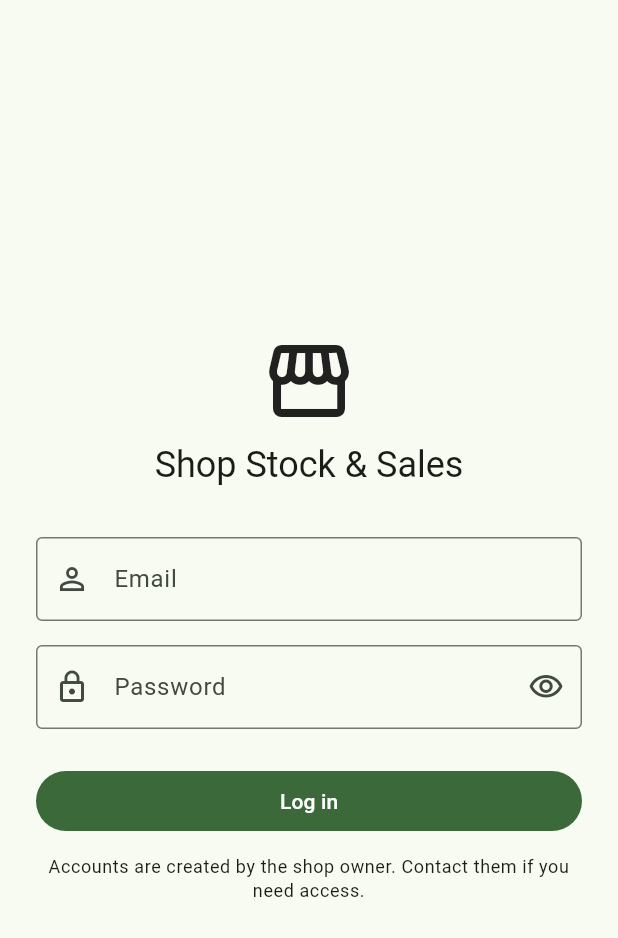
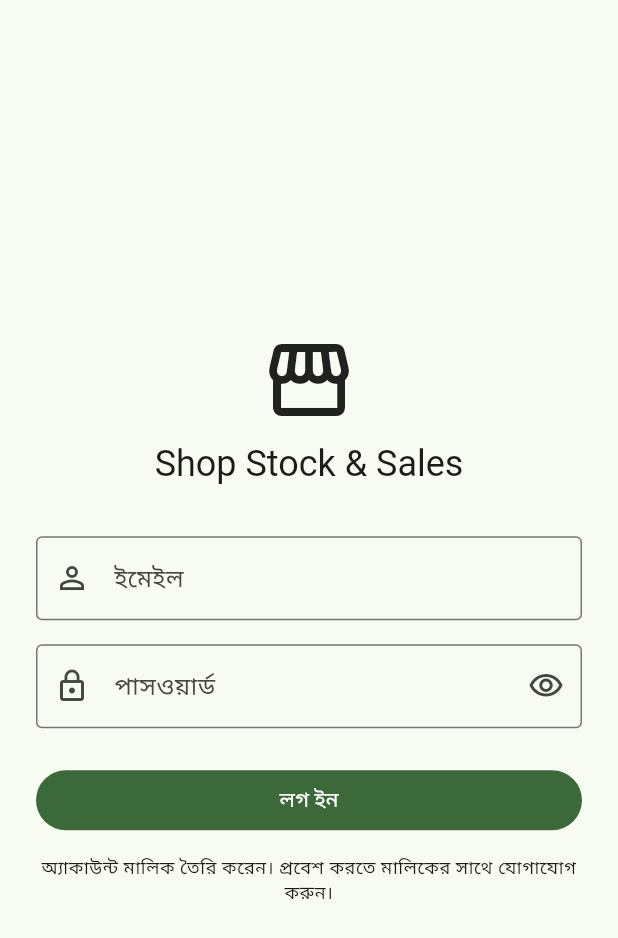
Before and after one commit to akikto/shop-stock-app, a Flutter app: the screen it shows after launch, on a phone screen of 412 x 824 dp. Shown: the top 938 px of the screen. Run offline on Flutter 3.47's test engine with Material 3 defaults, Android fonts, the phone set to English and light mode, and no system bars; our stand-ins replace cached_network_image, flutter_image_compress, flutter_riverpod, go_router, image_picker, supabase_flutter; accounts and stored records are empty; statements that could not run were skipped.

Commit message:
Fix Bengali labels and gitignore

```diff
--- a/lib/core/localization/app_strings.dart
+++ b/lib/core/localization/app_strings.dart
@@ -60,4 +60,25 @@ class AppStrings {
   static const somethingWentWrong = 'কিছু ভুল হয়েছে';
   static const retry = 'আবার চেষ্টা করুন';
   static const loadMore = 'আরও দেখুন';
+
+  // Navigation / screen titles
+  static const home = 'হোম';
+  static const sale = 'বিক্রয়';
+  static const stockIn = 'স্টক';
+  static const history = 'ইতিহাস';
+  static const settings = 'সেটিংস';
+
+  // Auth / login
+  static const appName = 'Shop Stock & Sales';
+  static const email = 'ইমেইল';
+  static const password = 'পাসওয়ার্ড';
+  static const login = 'লগ ইন';
+  static const logout = 'লগ আউট';
+  static const enterEmail = 'আপনার ইমেইল দিন';
+  static const enterPassword = 'আপনার পাসওয়ার্ড দিন';
+  static const accountCreatedByOwner =
+      'অ্যাকাউন্ট মালিক তৈরি করেন। প্রবেশ করতে মালিকের সাথে যোগাযোগ করুন।';
+  static const accountDeactivated =
+      'আপনার অ্যাকাউন্ট নিষ্ক্রিয় করা হয়েছে। মালিকের সাথে যোগাযোগ করুন।';
+  static const role = 'ভূমিকা';
 }
--- a/lib/features/auth/presentation/login_screen.dart
+++ b/lib/features/auth/presentation/login_screen.dart
@@ -1,6 +1,7 @@
 import 'package:flutter/material.dart';
 import 'package:flutter_riverpod/flutter_riverpod.dart';
 
+import '../../../core/localization/app_strings.dart';
 import '../../../repositories/auth_repository.dart';
 import '../providers/auth_provider.dart';
 
@@ -45,7 +46,7 @@ class _LoginScreenState extends ConsumerState<LoginScreen> {
     } on AuthException catch (e) {
       setState(() => _errorMessage = e.message);
     } catch (e) {
-      setState(() => _errorMessage = 'Something went wrong. Please try again.');
+      setState(() => _errorMessage = AppStrings.somethingWentWrong);
     } finally {
       if (mounted) setState(() => _isSubmitting = false);
     }
@@ -69,7 +70,7 @@ class _LoginScreenState extends ConsumerState<LoginScreen> {
                     const Icon(Icons.storefront, size: 64),
                     const SizedBox(height: 8),
                     Text(
-                      'Shop Stock & Sales',
+                      AppStrings.appName,
                       textAlign: TextAlign.center,
                       style: Theme.of(context).textTheme.headlineSmall,
                     ),
@@ -95,14 +96,14 @@ class _LoginScreenState extends ConsumerState<LoginScreen> {
                       keyboardType: TextInputType.emailAddress,
                       textInputAction: TextInputAction.next,
                       autocorrect: false,
-                      decoration: const InputDecoration(
-                        labelText: 'Email',
-                        prefixIcon: Icon(Icons.person_outline),
-                        border: OutlineInputBorder(),
+                      decoration: InputDecoration(
+                        labelText: AppStrings.email,
+                        prefixIcon: const Icon(Icons.person_outline),
+                        border: const OutlineInputBorder(),
                       ),
                       validator: (value) {
                         if (value == null || value.trim().isEmpty) {
-                          return 'Enter your login email';
+                          return AppStrings.enterEmail;
                         }
                         return null;
                       },
@@ -114,7 +115,7 @@ class _LoginScreenState extends ConsumerState<LoginScreen> {
                       textInputAction: TextInputAction.done,
                       onFieldSubmitted: (_) => _submit(),
                       decoration: InputDecoration(
-                        labelText: 'Password',
+                        labelText: AppStrings.password,
                         prefixIcon: const Icon(Icons.lock_outline),
                         border: const OutlineInputBorder(),
                         suffixIcon: IconButton(
@@ -127,7 +128,7 @@ class _LoginScreenState extends ConsumerState<LoginScreen> {
                       ),
                       validator: (value) {
                         if (value == null || value.isEmpty) {
-                          return 'Enter your password';
+                          return AppStrings.enterPassword;
                         }
                         return null;
                       },
@@ -141,12 +142,11 @@ class _LoginScreenState extends ConsumerState<LoginScreen> {
                               width: 20,
                               child: CircularProgressIndicator(strokeWidth: 2),
                             )
-                          : const Text('Log in'),
+                          : const Text(AppStrings.login),
                     ),
                     const SizedBox(height: 12),
                     Text(
-                      'Accounts are created by the shop owner. '
-                      'Contact them if you need access.',
+                      AppStrings.accountCreatedByOwner,
                       textAlign: TextAlign.center,
                       style: Theme.of(context).textTheme.bodySmall,
                     ),
--- a/lib/features/history/presentation/history_screen.dart
+++ b/lib/features/history/presentation/history_screen.dart
@@ -1,4 +1,6 @@
 import 'package:flutter/material.dart';
+
+import '../../../core/localization/app_strings.dart';
 
 /// Placeholder History / Audit Trail screen.
 /// Phase 0 scope: static UI only. Will read from the (currently empty)
@@ -9,7 +11,7 @@ class HistoryScreen extends StatelessWidget {
   @override
   Widget build(BuildContext context) {
     return Scaffold(
-      appBar: AppBar(title: const Text('History')),
+      appBar: AppBar(title: const Text(AppStrings.history)),
       body: const Center(
         child: Padding(
           padding: EdgeInsets.all(24),
--- a/lib/features/home/presentation/home_screen.dart
+++ b/lib/features/home/presentation/home_screen.dart
@@ -1,4 +1,6 @@
 import 'package:flutter/material.dart';
+
+import '../../../core/localization/app_strings.dart';
 
 /// Placeholder Home/Dashboard screen.
 /// Phase 0 scope: static UI only. KPIs, low-stock alerts, and
@@ -9,7 +11,7 @@ class HomeScreen extends StatelessWidget {
   @override
   Widget build(BuildContext context) {
     return Scaffold(
-      appBar: AppBar(title: const Text('Home')),
+      appBar: AppBar(title: const Text(AppStrings.home)),
       body: const Center(
         child: Padding(
           padding: EdgeInsets.all(24),
--- a/lib/features/sale/presentation/sale_screen.dart
+++ b/lib/features/sale/presentation/sale_screen.dart
@@ -1,4 +1,6 @@
 import 'package:flutter/material.dart';
+
+import '../../../core/localization/app_strings.dart';
 
 /// Placeholder Quick Sale screen.
 /// Phase 0 scope: static UI only. The actual Sale flow
@@ -10,7 +12,7 @@ class SaleScreen extends StatelessWidget {
   @override
   Widget build(BuildContext context) {
     return Scaffold(
-      appBar: AppBar(title: const Text('Sale')),
+      appBar: AppBar(title: const Text(AppStrings.sale)),
       body: const Center(
         child: Padding(
           padding: EdgeInsets.all(24),
--- a/lib/features/stock/presentation/stock_screen.dart
+++ b/lib/features/stock/presentation/stock_screen.dart
@@ -1,4 +1,6 @@
 import 'package:flutter/material.dart';
+
+import '../../../core/localization/app_strings.dart';
 
 /// Placeholder Stock screen (Stock In + Adjustment entry point).
 /// Phase 0 scope: static UI only. Actual stock-changing operations are
@@ -9,7 +11,7 @@ class StockScreen extends StatelessWidget {
   @override
   Widget build(BuildContext context) {
     return Scaffold(
-      appBar: AppBar(title: const Text('Stock')),
+      appBar: AppBar(title: const Text(AppStrings.stockIn)),
       body: const Center(
         child: Padding(
           padding: EdgeInsets.all(24),
--- a/lib/shared/widgets/error_view.dart
+++ b/lib/shared/widgets/error_view.dart
@@ -1,4 +1,6 @@
 import 'package:flutter/material.dart';
+
+import '../core/localization/app_strings.dart';
 
 /// Simple, non-technical-friendly error display with an optional retry
 /// button. Used for auth errors and (later) data-loading errors.
@@ -25,7 +27,7 @@ class ErrorView extends StatelessWidget {
             ),
             if (onRetry != null) ...[
               const SizedBox(height: 16),
-              FilledButton(onPressed: onRetry, child: const Text('Retry')),
+              FilledButton(onPressed: onRetry, child: const Text(AppStrings.retry)),
             ],
           ],
         ),
```
Also changed, not shown: lib/core/routing/app_router.dart (+8 -7 lines), lib/features/settings/presentation/settings_screen.dart (+5 -4 lines), 1 other file.
